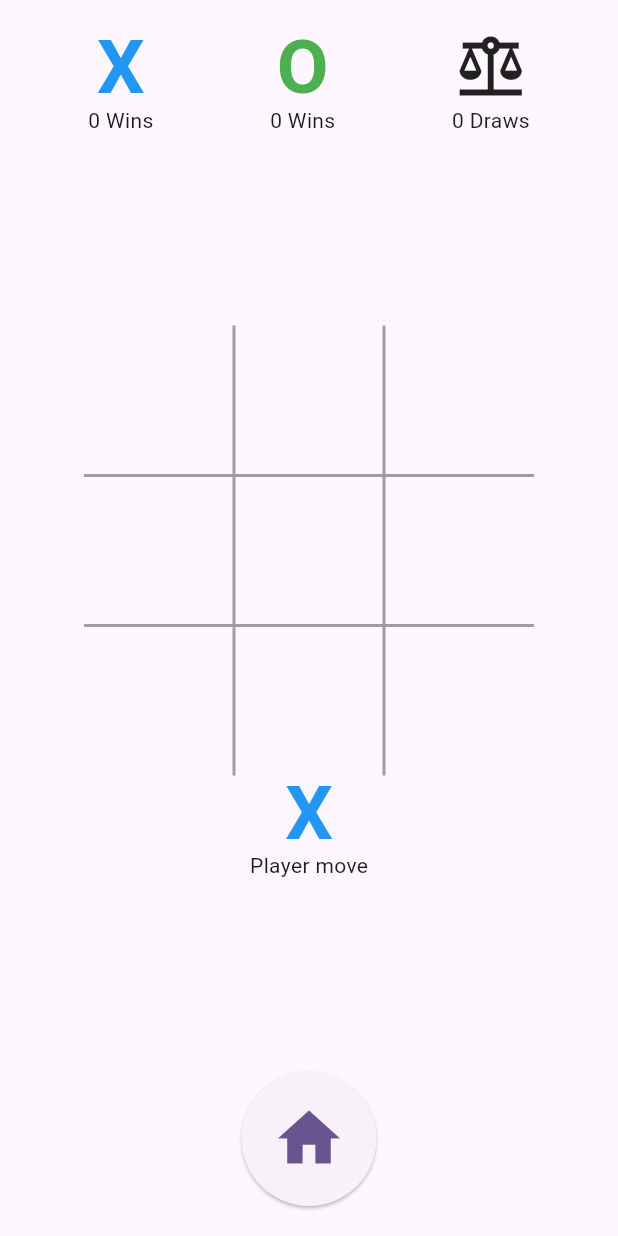
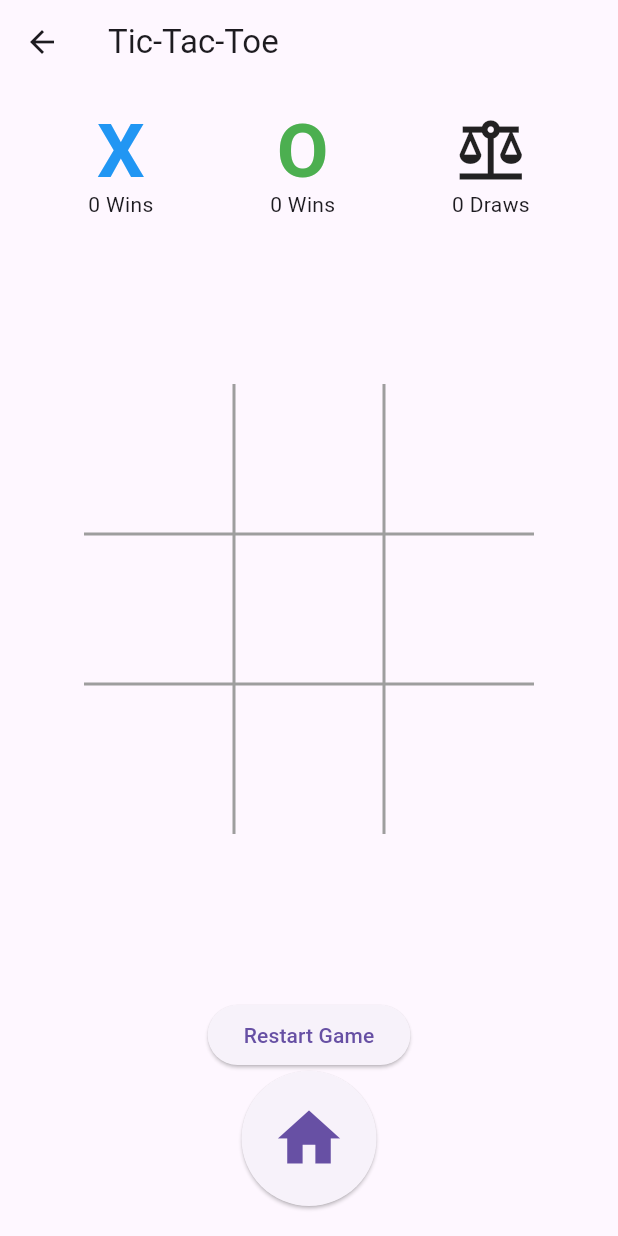
Before and after one commit to Siripongapr/tic_tac_toe, a Flutter app: the Game screen opened by its route, on a phone screen of 412 x 824 dp. Run offline on Flutter 3.47's test engine with Material 3 defaults, Android fonts, the phone set to English and light mode, and no system bars.

Commit message:
feat: Implement win condition.

```diff
--- a/lib/main.dart
+++ b/lib/main.dart
@@ -14,10 +14,10 @@ class MyApp extends StatelessWidget {
     return MaterialApp(
         title: 'Flutter Demo',
         theme: ThemeData(
-          colorScheme: ColorScheme.fromSeed(seedColor: Colors.deepPurple),
+          // colorScheme: ColorScheme.fromSeed(seedColor: Colors.deepPurple),
           useMaterial3: true,
         ),
-        initialRoute: '/menu',
+        initialRoute: '/',
         onGenerateRoute: RouterScreen.generateRoute);
   }
 }
--- a/lib/route.dart
+++ b/lib/route.dart
@@ -5,9 +5,9 @@ import 'package:tic_tac_toe/screens/menu.dart';
 class RouterScreen {
   static Route<dynamic> generateRoute(RouteSettings settings) {
     switch (settings.name) {
-      case '/menu':
+      case '/':
         return MaterialPageRoute(
-            settings: const RouteSettings(name: '/menu'),
+            settings: const RouteSettings(name: '/'),
             builder: (_) => const Menu());
       case '/game':
         return MaterialPageRoute(
--- a/lib/screens/game.dart
+++ b/lib/screens/game.dart
@@ -1,7 +1,6 @@
 import 'package:flutter/material.dart';
 import 'package:tic_tac_toe/widget/game/cell.dart';
 import 'package:tic_tac_toe/widget/game/scrore.dart';
-import 'package:tic_tac_toe/xo_icon.dart';
 
 class Game extends StatefulWidget {
   const Game({super.key});
@@ -11,14 +10,70 @@ class Game extends StatefulWidget {
 }
 
 class _GameState extends State<Game> {
+  int currentPlayer = 1;
+  List<int?> board = List<int?>.filled(9, null);
+  String? winner;
+  List<int> scores = [0, 0, 0];
+  void handleTap(int index) {
+    if (board[index] == null && winner == null) {
+      setState(() {
+        board[index] = currentPlayer;
+        if (checkWin()) {
+          winner = currentPlayer == 1 ? 'X' : 'O';
+          scores[currentPlayer - 1]++;
+        } else if (!board.contains(null)) {
+          winner = 'Draw';
+          scores[2]++;
+        } else {
+          currentPlayer = currentPlayer == 1 ? 2 : 1;
+        }
+      });
+    }
+  }
+
+  bool checkWin() {
+    const List<List<int>> winningCombinations = [
+      [0, 1, 2],
+      [3, 4, 5],
+      [6, 7, 8],
+      [0, 3, 6],
+      [1, 4, 7],
+      [2, 5, 8],
+      [0, 4, 8],
+      [2, 4, 6]
+    ];
+
+    for (var combo in winningCombinations) {
+      if (board[combo[0]] != null &&
+          board[combo[0]] == board[combo[1]] &&
+          board[combo[1]] == board[combo[2]]) {
+        return true;
+      }
+    }
+    return false;
+  }
+
+  void resetGame() {
+    setState(() {
+      board = List<int?>.filled(9, null);
+      currentPlayer = 1;
+      winner = null;
+    });
+  }
+
   @override
   Widget build(BuildContext context) {
     return Scaffold(
+      appBar: AppBar(
+        title: const Text('Tic-Tac-Toe'),
+      ),
       body: Padding(
         padding: const EdgeInsets.all(20.0),
         child: Column(
           children: [
-            const Score(),
+            Score(
+              score: scores,
+            ),
             const Spacer(),
             Row(
               mainAxisAlignment: MainAxisAlignment.center,
@@ -29,6 +84,7 @@ class _GameState extends State<Game> {
                   child: CustomPaint(
                     painter: TicTacToePainter(),
                     child: GridView.builder(
+                      padding: EdgeInsets.zero,
                       gridDelegate:
                           const SliverGridDelegateWithFixedCrossAxisCount(
                         crossAxisCount: 3,
@@ -37,24 +93,32 @@ class _GameState extends State<Game> {
                       ),
                       itemCount: 9,
                       itemBuilder: (context, index) {
-                        return TicTacToeCell(index: index);
+                        return TicTacToeCell(
+                          index: index,
+                          player: board[index],
+                          onTap: () => handleTap(index),
+                        );
                       },
                     ),
                   ),
                 ),
               ],
             ),
-            const Row(
-              mainAxisAlignment: MainAxisAlignment.center,
-              children: [
-                Column(
-                  children: [XO(text: 'X'), Text('Player move')],
-                ),
-              ],
+            const Spacer(),
+            if (winner != null)
+              Text(
+                winner == 'Draw' ? 'It\'s a Draw!' : '$winner Wins!',
+                style:
+                    const TextStyle(fontSize: 24, fontWeight: FontWeight.bold),
+              ),
+            ElevatedButton(
+              onPressed: resetGame,
+              child: const Text('Restart Game'),
             ),
-            const Spacer(),
             ElevatedButton(
-              onPressed: () {},
+              onPressed: () {
+                Navigator.pop(context);
+              },
               child: const Icon(
                 Icons.home,
                 size: 50,
@@ -63,7 +127,7 @@ class _GameState extends State<Game> {
                 shape: const CircleBorder(),
                 padding: const EdgeInsets.all(20),
               ),
-            )
+            ),
           ],
         ),
       ),
--- a/lib/widget/game/cell.dart
+++ b/lib/widget/game/cell.dart
@@ -1,20 +1,33 @@
-import 'package:flutter/foundation.dart';
 import 'package:flutter/material.dart';
+import 'package:tic_tac_toe/xo_icon.dart';
 
 class TicTacToeCell extends StatelessWidget {
   final int index;
+  final int? player;
+  final VoidCallback onTap;
 
-  const TicTacToeCell({super.key, required this.index});
+  const TicTacToeCell({
+    super.key,
+    required this.index,
+    required this.player,
+    required this.onTap,
+  });
 
   @override
   Widget build(BuildContext context) {
-    return GestureDetector(
-        onTap: () {
-          if (kDebugMode) {
-            print('tapped ${index + 1}');
-          }
-        },
-        child: Container(decoration: const BoxDecoration()));
+    return MouseRegion(
+      cursor:
+          player == null ? SystemMouseCursors.click : SystemMouseCursors.basic,
+      child: GestureDetector(
+        onTap: player == null ? onTap : null,
+        child: Container(
+          decoration: const BoxDecoration(),
+          child: Center(
+            child: player != null ? XO(text: player == 1 ? 'X' : 'O') : null,
+          ),
+        ),
+      ),
+    );
   }
 }
 
--- a/lib/widget/game/scrore.dart
+++ b/lib/widget/game/scrore.dart
@@ -2,18 +2,18 @@ import 'package:flutter/material.dart';
 import 'package:tic_tac_toe/xo_icon.dart';
 
 class Score extends StatelessWidget {
-  const Score({super.key});
-
+  Score({super.key, required this.score});
+  List<int> score = [0, 0, 0];
   @override
   Widget build(BuildContext context) {
-    return const Row(
+    return Row(
       mainAxisAlignment: MainAxisAlignment.spaceAround,
       children: [
         Column(
-          children: [XO(text: 'X'), Text('0 Wins')],
+          children: [XO(text: 'X'), Text('${score[0].toString()} Wins')],
         ),
         Column(
-          children: [XO(text: 'O'), Text('0 Wins')],
+          children: [XO(text: 'O'), Text('${score[1].toString()} Wins')],
         ),
         Column(
           children: [
@@ -21,7 +21,7 @@ class Score extends StatelessWidget {
               Icons.balance,
               size: 50,
             ),
-            Text('0 Draws')
+            Text('${score[2].toString()} Draws')
           ],
         )
       ],
```
